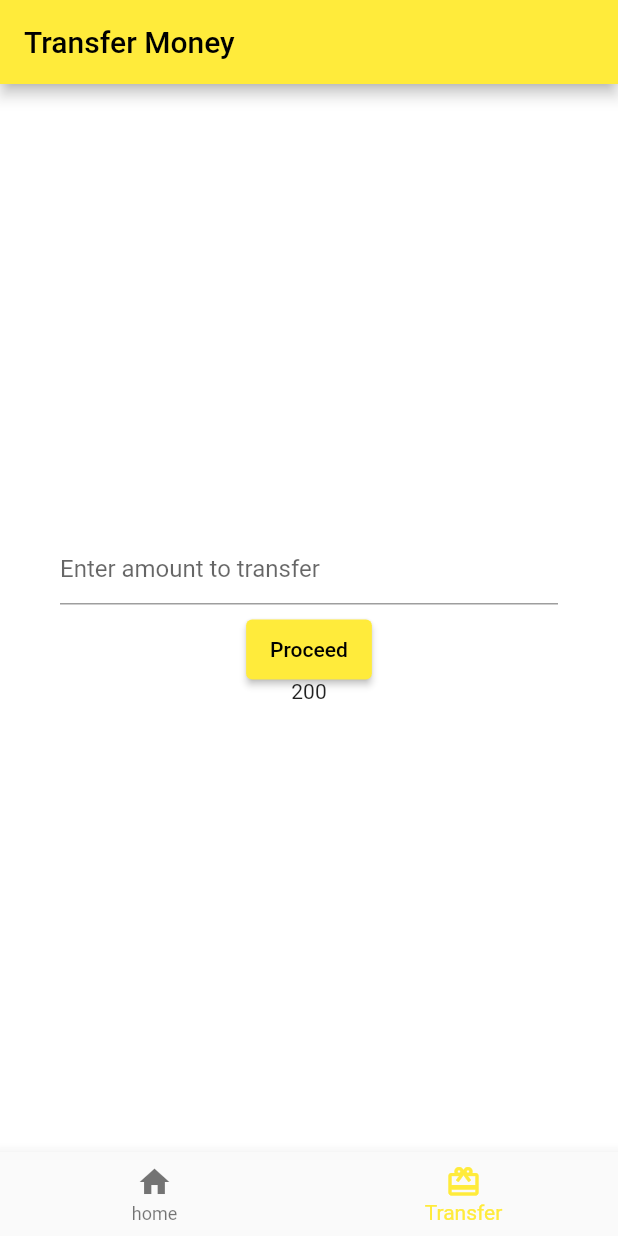
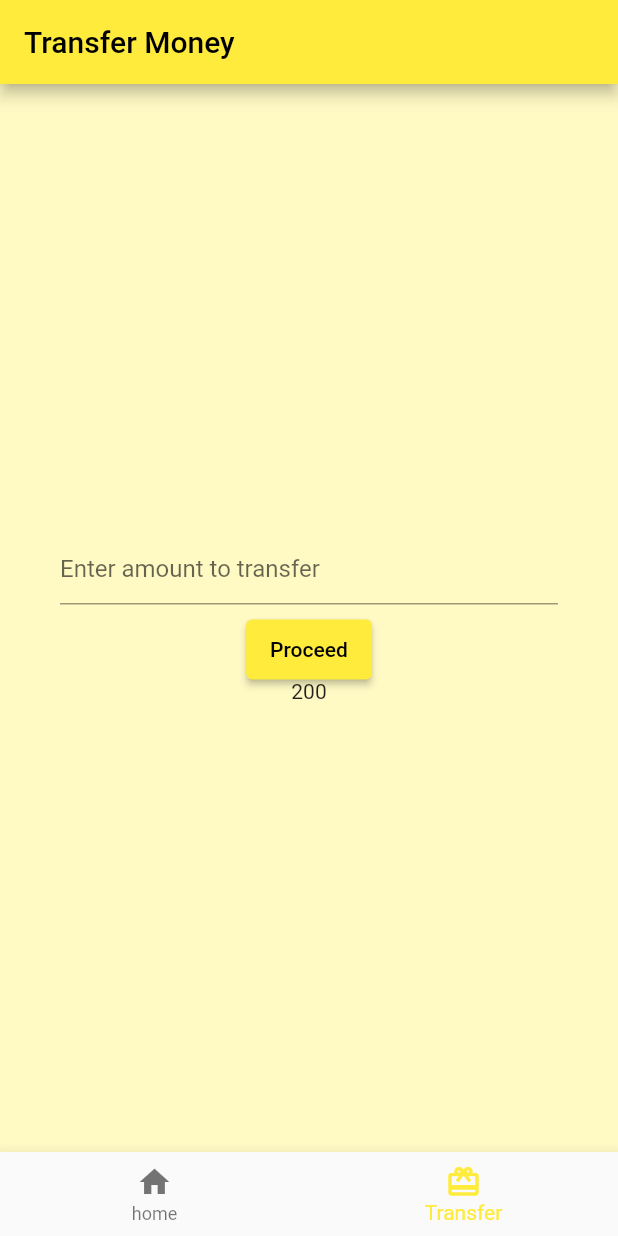
Before and after one commit to AnneRoki/OOPFfutter, a Flutter app: the screen it shows after launch, item 2 of the bottom bar chosen, on a phone screen of 412 x 824 dp. Run offline on Flutter 3.47's test engine with Material 2 defaults, Android fonts, the phone set to English and light mode, and no system bars.

Commit message:
Update moneyTransfer.dart

```diff
--- a/lib/moneyTransfer.dart
+++ b/lib/moneyTransfer.dart
@@ -42,7 +42,7 @@ class MoneyTransferState extends State<MoneyTransfer> {
       appBar: AppBar(
         title: Text('Transfer Money'),
       ),
-      backgroundColor: Colors.white,
+      backgroundColor: Colors.yellow[100],
       body: new Container(
           padding: const EdgeInsets.all(40.0),
           // ignore: unnecessary_new
```
